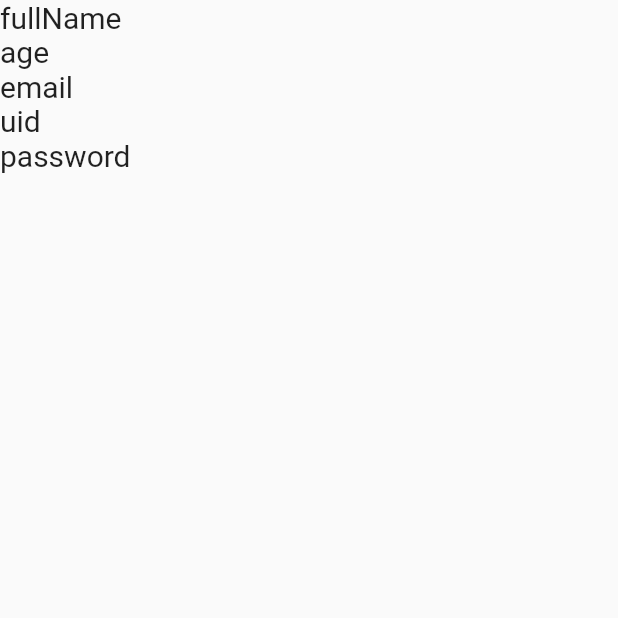
After one commit to Ashraffirdaus/login_auth_firebase, a Flutter app: the UserProfile screen opened directly, on a phone screen of 412 x 824 dp, the top half of it. The commit adds this screen. Run offline on Flutter 3.47's test engine with Material 2 defaults, Android fonts, the light colour scheme and no system bars; our stand-ins replace cloud_firestore, firebase_auth, firebase_core; accounts and stored records are empty; network calls fail.

```diff
--- a/lib/service/auth/auth_page.dart
+++ b/lib/service/auth/auth_page.dart
@@ -1,5 +1,5 @@
 import 'package:firebase_auth/firebase_auth.dart';
-import 'package:firebase_login_auth/pages/home_page.dart';
+import 'package:firebase_login_auth/pages/dashboard_page.dart';
 import 'package:firebase_login_auth/service/auth/login_or_register.dart';
 import 'package:flutter/material.dart';
 
--- a/lib/service/auth/auth_service.dart
+++ b/lib/service/auth/auth_service.dart
@@ -11,13 +11,16 @@ final FirebaseAuth _firebaseAuth= FirebaseAuth.instance;
 final FirebaseFirestore _firestore = FirebaseFirestore.instance;
 
 // Create new user
-Future <UserCredential> createNewUserWithEmailandPassword(String email , String password )async{
+Future <UserCredential> createNewUserWithEmailandPassword(String email , String password, String fullname , int age, String text, )async{
   try{
     UserCredential userCredential = await _firebaseAuth.createUserWithEmailAndPassword(email: email, password: password);
     //after we create a user , we create a collection for each user
     _firestore.collection('users').doc(userCredential.user!.uid).set({
       'uid':userCredential.user!.uid,
-      'email':email,
+      'email':userCredential.user!.email,
+      'passsword':password,
+      'fullname':fullname,
+      'age':age
     });
     return userCredential;
   }on FirebaseAuthException catch (e){
--- /dev/null
+++ b/lib/tabs/user_profile.dart
@@ -0,0 +1,30 @@
+import 'package:firebase_login_auth/widgets/profile_card.dart';
+import 'package:flutter/material.dart';
+
+class UserProfile extends StatefulWidget {
+  const UserProfile({super.key});
+
+  @override
+  State<UserProfile> createState() => _UserProfileState();
+}
+
+class _UserProfileState extends State<UserProfile> {
+  @override
+  Widget build(BuildContext context) {
+    return Scaffold(
+      body: Center(
+        child: ListView(
+          children: const [
+            ProfileCard(
+              fullName: "fullName",
+              age: "age",
+              email: "email",
+              password: "password",
+              uid: "uid",
+            ),
+          ],
+        ),
+      ),
+    );
+  }
+}
--- /dev/null
+++ b/lib/widgets/profile_card.dart
@@ -0,0 +1,49 @@
+import 'package:flutter/material.dart';
+
+class ProfileCard extends StatelessWidget {
+  const ProfileCard(
+      {super.key,
+      required this.fullName,
+      required this.age,
+      required this.email,
+      required this.password,
+      required this.uid});
+
+  final String fullName;
+  final String age;
+  final String email;
+  final String uid;
+  final String password;
+  @override
+  Widget build(BuildContext context) {
+    return Container(
+
+        decoration: const BoxDecoration(),
+        child: Column(
+          crossAxisAlignment: CrossAxisAlignment.start,
+          children: [
+
+            Text(
+              fullName,
+              style: const TextStyle(fontSize: 20),
+            ),
+            Text(age,
+                style: const TextStyle(
+                  fontSize: 20,
+                )),
+            Text(email,
+                style: const TextStyle(
+                  fontSize: 20,
+                )),
+            Text(uid,
+                style: const TextStyle(
+                  fontSize: 20,
+                )),
+            Text(password,
+                style: const TextStyle(
+                  fontSize: 20,
+                ))
+          ],
+        ));
+  }
+}
```
Also changed, not shown: lib/pages/dashboard_page.dart (added, +58 -0 lines), lib/pages/home_page.dart (deleted, +0 -27 lines), lib/pages/login_page.dart (+19 -7 lines), lib/pages/register_page.dart (+30 -14 lines), lib/tabs/chat_profile.dart (added, +18 -0 lines).
